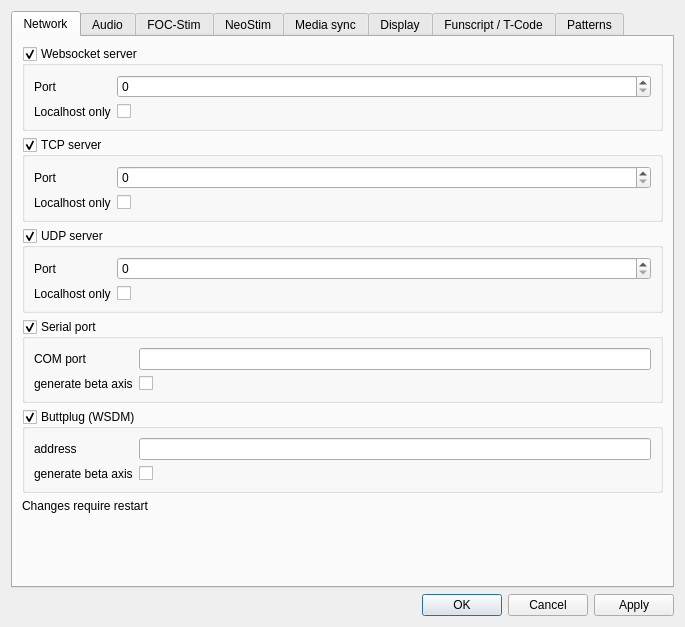
Above: designer/preferencesdialog.ui from diglet48/restim before the change. Below: the same form after it.
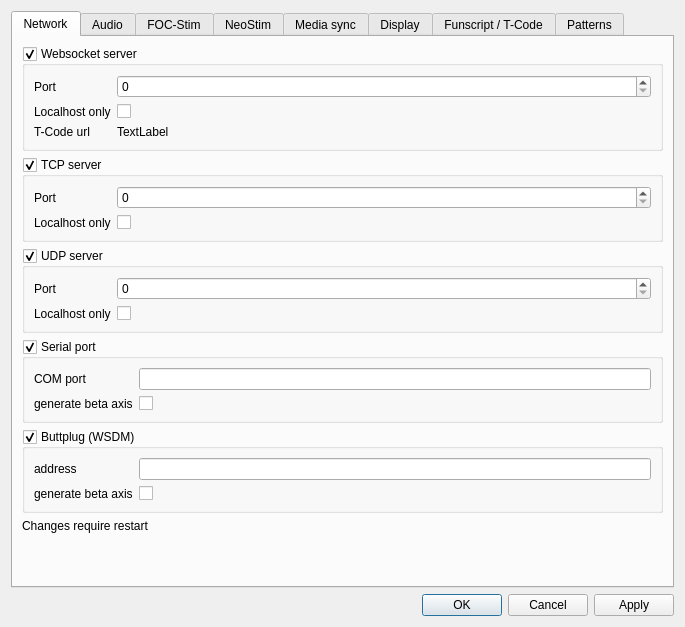
That is the form after the change. The open tabs and pages were chosen to show the change. Icons and pictures are not drawn. Custom widgets are drawn as their Qt base class.

What changed in the file:
```diff
--- a/designer/preferencesdialog.ui
+++ b/designer/preferencesdialog.ui
@@ -61,6 +61,20 @@
             </property>
            </widget>
           </item>
+          <item row="2" column="0">
+           <widget class="QLabel" name="label_28">
+            <property name="text">
+             <string>T-Code url</string>
+            </property>
+           </widget>
+          </item>
+          <item row="2" column="1">
+           <widget class="QLabel" name="label_websocket_url">
+            <property name="text">
+             <string>TextLabel</string>
+            </property>
+           </widget>
+          </item>
          </layout>
         </widget>
        </item>
```
Left out of the diff: 2 changed lines with no effect on the pictures.
